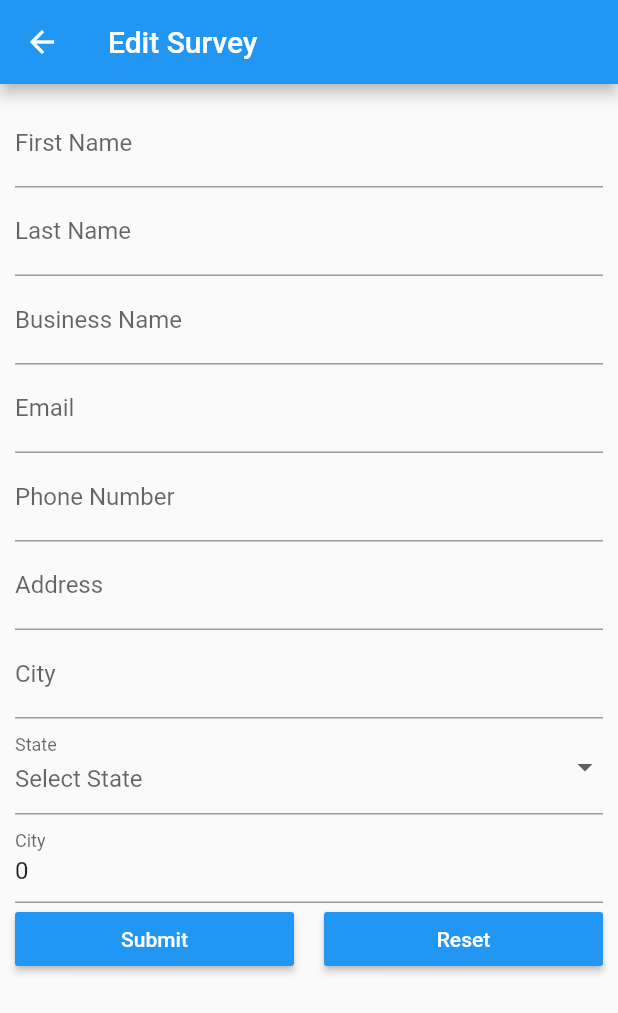
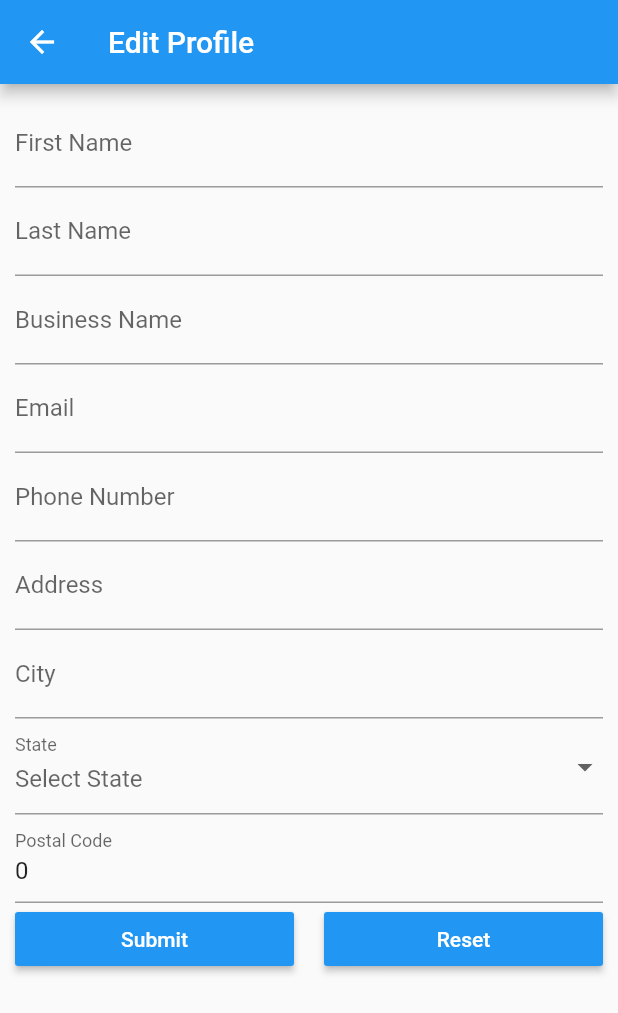
Before and after one commit to cmarsh940/zulu_app, a Flutter app: the ProfilePage screen opened directly with empty values, after a tap on "Edit", on a phone screen of 412 x 824 dp. Shown: the top 1013 px of the screen. Run offline on Flutter 3.47's test engine with Material 2 defaults, Android fonts, the phone set to English and light mode, and no system bars; drawn by our look-alikes of flutter_form_builder; our stand-ins replace bloc, charts_flutter, equatable, flutter_bloc, google_sign_in, native_widgets and 2 more; missing offline and left inert: flutter_facebook_login; accounts and stored records are empty.

Commit message:
updated for android

```diff
--- a/lib/client/edit_profile_form.dart
+++ b/lib/client/edit_profile_form.dart
@@ -332,7 +332,7 @@ class _EditProfileFormState extends State<EditProfileForm> {
           return Scaffold(
             appBar: AppBar(
               title: Text(
-                'Edit Survey',
+                'Edit Profile',
               ),
             ),
             body: Padding(
@@ -400,9 +400,9 @@ class _EditProfileFormState extends State<EditProfileForm> {
                             attribute: "state",
                             decoration: InputDecoration(labelText: "State"),
                             initialValue: client?.address?.state,
-                            validators: [
-                              FormBuilderValidators.required(),
-                            ],
+                            // validators: [
+                            //   FormBuilderValidators.required(),
+                            // ],
                             hint: Text('Select State'),
                             items: states.map((Map q) => DropdownMenuItem(
                               value: q['abbreviation'],
@@ -412,8 +412,8 @@ class _EditProfileFormState extends State<EditProfileForm> {
                           ),
                           FormBuilderTextField(
                             attribute: "postalCode",
-                            decoration: InputDecoration(labelText: "City"),
-                            initialValue: client?.address?.postalCode.toString(),
+                            decoration: InputDecoration(labelText: "Postal Code"),
+                            initialValue: (client?.address?.postalCode != null) ? client?.address?.postalCode.toString() : '',
                             onChanged: (value) => client?.address?.postalCode = value.toInt(),
                           ),
 
--- a/lib/client/profile_page.dart
+++ b/lib/client/profile_page.dart
@@ -97,12 +97,12 @@ class ProfilePage extends StatelessWidget {
               ),
             ),
             Center(child: Divider()),
-            ListTile(
-              title: Text('Subscription'),
-              subtitle: client?.subscription== null ? null : Text(
-                client?.subscription.toString() ?? "",
-              ),
-            ),
+            // ListTile(
+            //   title: Text('Subscription'),
+            //   subtitle: client?.subscription== null ? null : Text(
+            //     client?.subscription.toString() ?? "",
+            //   ),
+            // ),
             ListTile(
               title: Text('Total Surveys'),
               subtitle: client?.surveys?.length == null ? null : Text(
--- a/lib/constants.dart
+++ b/lib/constants.dart
@@ -6,7 +6,7 @@ enum AlertAction {
 }
 
 const host = 'https://surveyzulu.com/';
-// const host = 'http://127.0.0.1:8000/';
+//const host = 'http://127.0.0.1:8000/';
 
 const String loginURL = host + "api/clients/applogin";
 const String getCategoriesURL = host + "api/survey-categories";
--- a/pubspec.yaml
+++ b/pubspec.yaml
@@ -19,7 +19,7 @@ dependencies:
   charts_flutter: ^0.7.0
   flutter_form_builder: ^3.4.1
   google_sign_in: ^4.0.6
-#  flutter_facebook_login: ^2.0.1
+  flutter_facebook_login: ^2.0.1
   cupertino_icons: ^0.1.2
 
 
```
Also changed, not shown: lib/login/widgets/login_form.dart (+50 -49 lines), lib/survey/widgets/add_survey_form.dart (+31 -31 lines), lib/survey/widgets/edit_survey_form.dart (+31 -31 lines), pubspec.lock, 5 other files.
